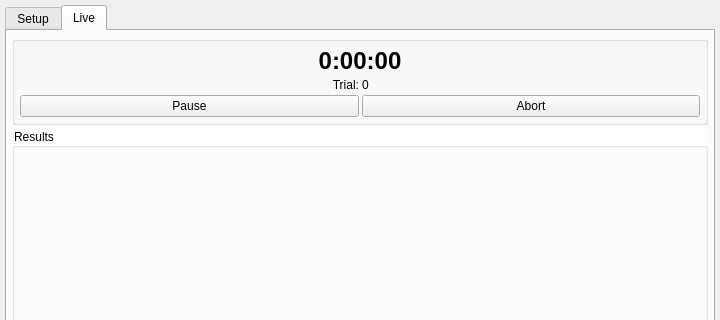
llerussell/PyBehaviour, file GUI/GUI.ui: the form before one commit; both pictures show x 0 to 720 and y 0 to 320 of the 720 by 815 pixel window.
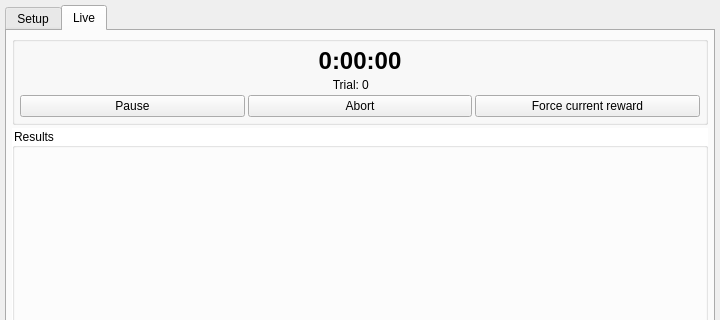
The form after the commit. The open tabs and pages were chosen to show the change.

Commit message: include FORCE REWARD button

Patch:
```diff
--- a/GUI/GUI.ui
+++ b/GUI/GUI.ui
@@ -4314,6 +4314,13 @@
                  </property>
                 </widget>
                </item>
+               <item>
+                <widget class="QPushButton" name="forceReward_pushButton">
+                 <property name="text">
+                  <string>Force current reward</string>
+                 </property>
+                </widget>
+               </item>
               </layout>
              </item>
             </layout>
```
Left out of the diff: 2 changed lines with no effect on the pictures. The commit also changes 3 other files.
